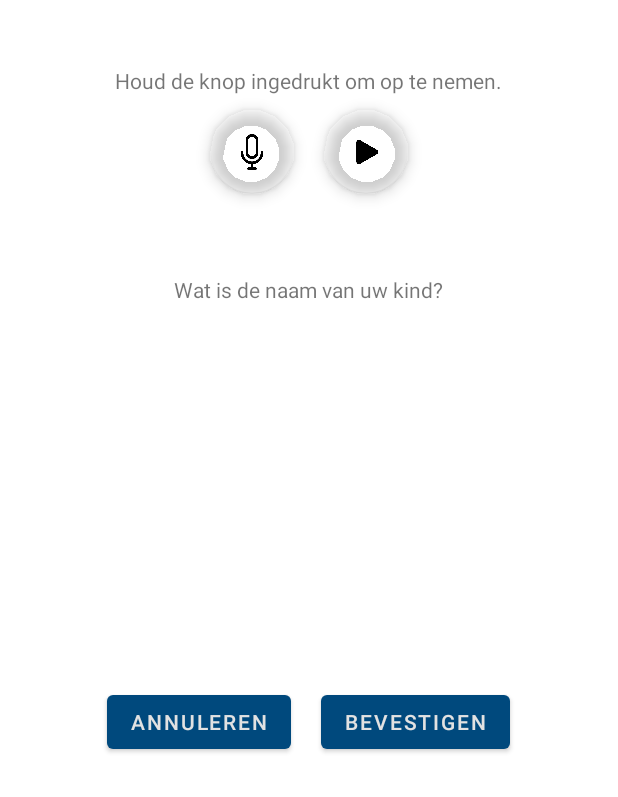
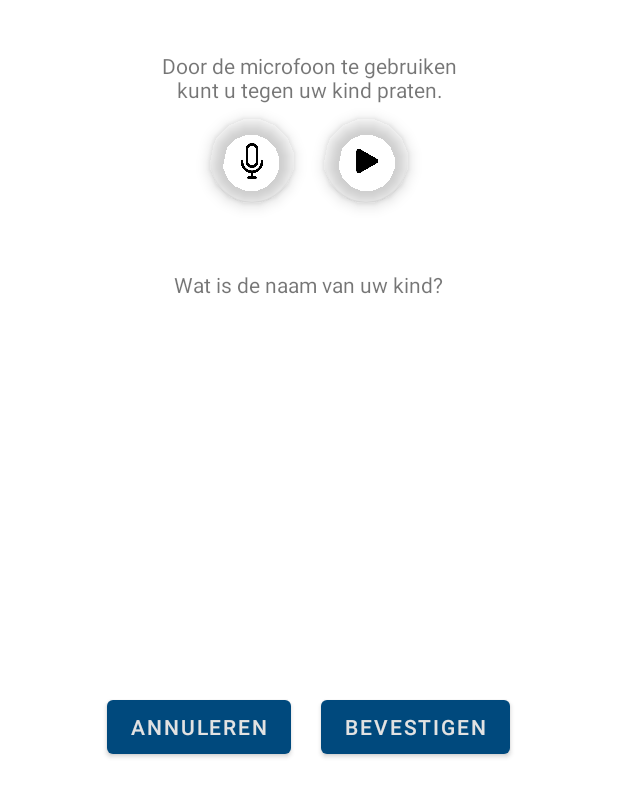
Before and after one commit to Vaannelies/medialab-app, an Android app: the layout fragment_second.xml on its own in the app's theme, with its tools: preview values and no code run, on a phone screen of 412 x 824 dp. Shown: the top 797 px of the screen. Run offline under Robolectric (Android 15) with nearby library versions, the phone set to English and light mode, and no system bars.

```diff
--- a/app/src/main/java/nl/hr/annelies/medialab/MicActivity.java
+++ b/app/src/main/java/nl/hr/annelies/medialab/MicActivity.java
@@ -175,6 +175,7 @@ public class MicActivity extends AppCompatActivity {
         public void playAudio (View view) throws IOException
         {
             mediaPlayer = new MediaPlayer();
+            System.out.println("filename : " + fileName);
             mediaPlayer.setDataSource(fileName);
             mediaPlayer.prepare();
             mediaPlayer.start();
--- a/app/src/main/res/layout/fragment_second.xml
+++ b/app/src/main/res/layout/fragment_second.xml
@@ -19,9 +19,10 @@
         >
         <TextView
             android:id="@+id/textview_second"
-            android:layout_width="wrap_content"
+            android:layout_width="200dp"
             android:layout_height="wrap_content"
-            android:text="Houd de knop ingedrukt om op te nemen."
+            android:textAlignment="center"
+            android:text="Door de microfoon te gebruiken kunt u tegen uw kind praten."
             app:layout_constraintBottom_toTopOf="@id/mic_buttons"
             app:layout_constraintEnd_toEndOf="parent"
             app:layout_constraintStart_toStartOf="parent"
```
Also changed, not shown: app/src/main/java/nl/hr/annelies/medialab/FirstFragment.java (+7 -4 lines), app/src/main/java/nl/hr/annelies/medialab/MainActivity.java (+1 -34 lines).
